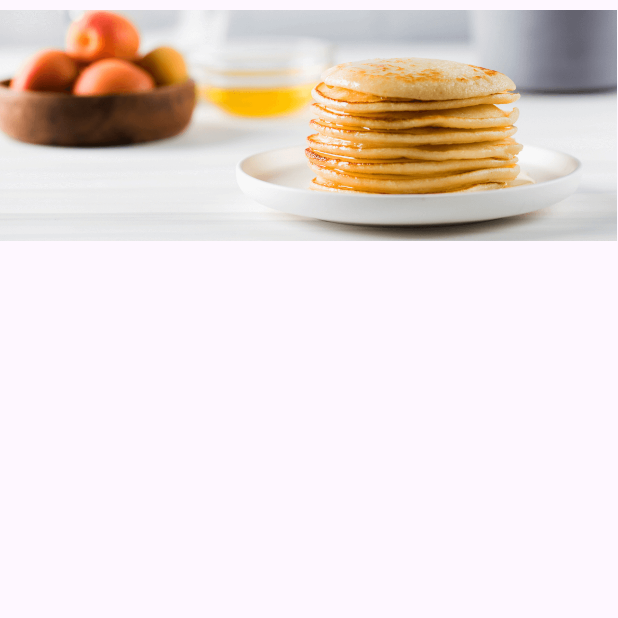
After one commit to pacoFlorido/Practica2, an Android app: the RecetaActivity screen opened directly, with no data from a screen before it, on a phone screen of 412 x 824 dp, the top half of it. The commit adds this screen. Run offline under Robolectric (Android 15) with nearby library versions, the phone set to English and light mode, and no system bars.

Commit message:
Continuar en casa, voy por la introduccion de la imágen

```diff
--- a/app/src/main/AndroidManifest.xml
+++ b/app/src/main/AndroidManifest.xml
@@ -13,7 +13,10 @@
         android:theme="@style/Theme.Practica2"
         tools:targetApi="31">
         <activity
-            android:name=".Agenda"
+            android:name=".RecetaActivity"
+            android:exported="false" />
+        <activity
+            android:name=".AgendaActivity"
             android:exported="false" />
         <activity
             android:name=".MainActivity"
--- a/app/src/main/java/net/iesochoa/pacofloridoquesada/practica2/Agenda.kt
+++ b/app/src/main/java/net/iesochoa/pacofloridoquesada/practica2/AgendaActivity.kt
@@ -7,7 +7,7 @@ import android.widget.EditText
 import android.widget.TextView
 import android.widget.Toast
 
-class Agenda : AppCompatActivity() {
+class AgendaActivity : AppCompatActivity() {
     private lateinit var etNombreContact: EditText
     private lateinit var etApellidos: EditText
     private lateinit var tvNuevoContacto: TextView
--- a/app/src/main/java/net/iesochoa/pacofloridoquesada/practica2/MainActivity.kt
+++ b/app/src/main/java/net/iesochoa/pacofloridoquesada/practica2/MainActivity.kt
@@ -7,16 +7,20 @@ import android.widget.Button
 
 class MainActivity : AppCompatActivity() {
     private lateinit var btAgenda: Button
+    private lateinit var btReceta: Button
     override fun onCreate(savedInstanceState: Bundle?) {
         super.onCreate(savedInstanceState)
         setContentView(R.layout.activity_main)
+
+        //Encontrando IDS
         btAgenda = findViewById(R.id.btAgenda)
+        btReceta = findViewById(R.id.btReceta)
 
         btAgenda.setOnClickListener{abrirAgenda()}
     }
 
     fun abrirAgenda() {
-        val intentAgenda = Intent(this, Agenda::class.java)
+        val intentAgenda = Intent(this, AgendaActivity::class.java)
         startActivity(intentAgenda)
     }
 }
--- /dev/null
+++ b/app/src/main/java/net/iesochoa/pacofloridoquesada/practica2/RecetaActivity.kt
@@ -0,0 +1,11 @@
+package net.iesochoa.pacofloridoquesada.practica2
+
+import androidx.appcompat.app.AppCompatActivity
+import android.os.Bundle
+
+class RecetaActivity : AppCompatActivity() {
+    override fun onCreate(savedInstanceState: Bundle?) {
+        super.onCreate(savedInstanceState)
+        setContentView(R.layout.activity_receta)
+    }
+}
--- a/app/src/main/res/layout/activity_agenda.xml
+++ b/app/src/main/res/layout/activity_agenda.xml
@@ -5,7 +5,7 @@
     android:layout_width="match_parent"
     android:layout_height="match_parent"
     android:orientation="vertical"
-    tools:context=".Agenda">
+    tools:context=".AgendaActivity">
 
     <TextView
         android:id="@+id/tvNuevoContacto"
--- /dev/null
+++ b/app/src/main/res/layout/activity_receta.xml
@@ -0,0 +1,16 @@
+<?xml version="1.0" encoding="utf-8"?>
+<androidx.constraintlayout.widget.ConstraintLayout xmlns:android="http://schemas.android.com/apk/res/android"
+    xmlns:app="http://schemas.android.com/apk/res-auto"
+    xmlns:tools="http://schemas.android.com/tools"
+    android:layout_width="match_parent"
+    android:layout_height="match_parent"
+    tools:context=".RecetaActivity">
+
+    <ImageView
+        android:id="@+id/imageView"
+        android:layout_width="411dp"
+        android:layout_height="167dp"
+        app:layout_constraintTop_toTopOf="parent"
+        app:srcCompat="@drawable/tortitas"
+        tools:layout_editor_absoluteX="3dp" />
+</androidx.constraintlayout.widget.ConstraintLayout>
```
Also changed, not shown: app/src/main/res/drawable/tortitas.png (added).
